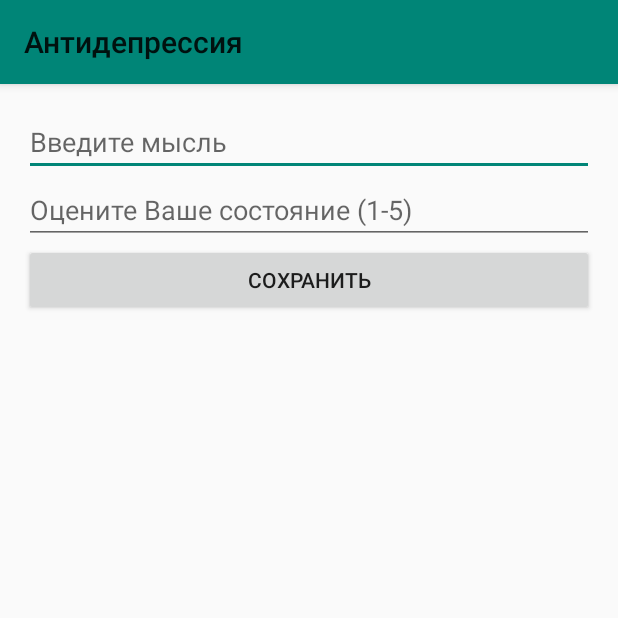
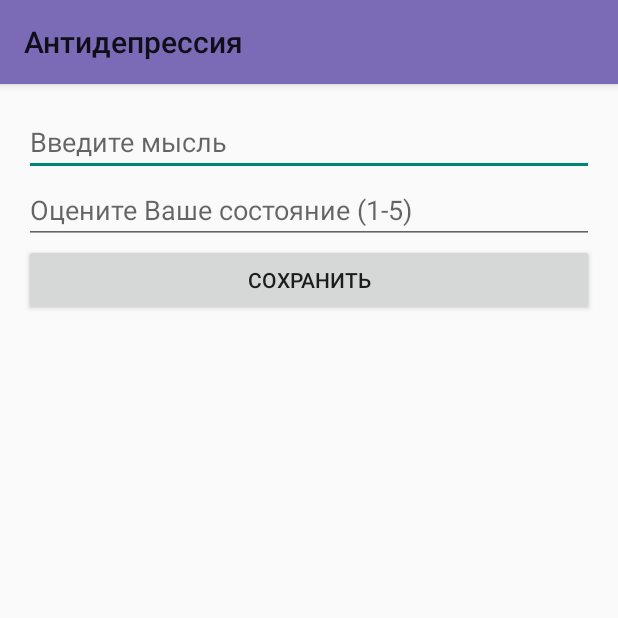
Before and after one commit to newpdv/antidepression, an Android app: the NotesActivity screen opened directly, with no data from a screen before it, after a tap on "ДОБАВИТЬ", on a phone screen of 412 x 824 dp, the top half of it. Run offline under Robolectric (Android 15) with nearby library versions, the phone set to English and light mode, and no system bars.

Commit message:
Some interface updates

```diff
--- a/app/src/main/java/com/example/antidepression/db/Note.java
+++ b/app/src/main/java/com/example/antidepression/db/Note.java
@@ -39,6 +39,6 @@ public class Note {
 
     @Override
     public String toString() {
-        return this.text + ". Current state: " + this.state;
+        return this.text + " (оценка состояния: " + this.state + ")";
     }
 }
--- a/app/src/main/res/values-night/themes.xml
+++ b/app/src/main/res/values-night/themes.xml
@@ -6,7 +6,7 @@
         <item name="colorOnPrimary">@color/colorPrimaryDark</item>
         <item name="colorOnSecondary">@color/colorAccent</item>
         <!-- Status bar color. -->
-        <item name="android:statusBarColor" tools:targetApi="l">?attr/colorPrimaryVariant</item>
+        <item name="android:statusBarColor" tools:targetApi="l">@color/colorPrimaryVariantDark</item>
         <!-- Customize your theme here. -->
     </style>
 </resources>
--- a/app/src/main/res/values/colors.xml
+++ b/app/src/main/res/values/colors.xml
@@ -1,6 +1,8 @@
 <?xml version="1.0" encoding="utf-8"?>
 <resources>
-    <color name="colorPrimary">#008577</color>
+    <color name="colorPrimary">#7B6BB6</color>
+    <color name="colorPrimaryVariant">#7B6BB6</color>
     <color name="colorPrimaryDark">#00574B</color>
+    <color name="colorPrimaryVariantDark">#00574B</color>
     <color name="colorAccent">#D81B60</color>
 </resources>
--- a/app/src/main/res/values/themes.xml
+++ b/app/src/main/res/values/themes.xml
@@ -6,7 +6,7 @@
         <item name="colorPrimaryVariant">@color/colorPrimaryDark</item>
         <item name="colorOnPrimary">@color/colorAccent</item>
         <!-- Status bar color. -->
-        <item name="android:statusBarColor" tools:targetApi="l">?attr/colorPrimaryVariant</item>
+        <item name="android:statusBarColor" tools:targetApi="l">@color/colorPrimaryVariant</item>
         <!-- Customize your theme here. -->
     </style>
 </resources>
```
Also changed, not shown: 1 other file.
